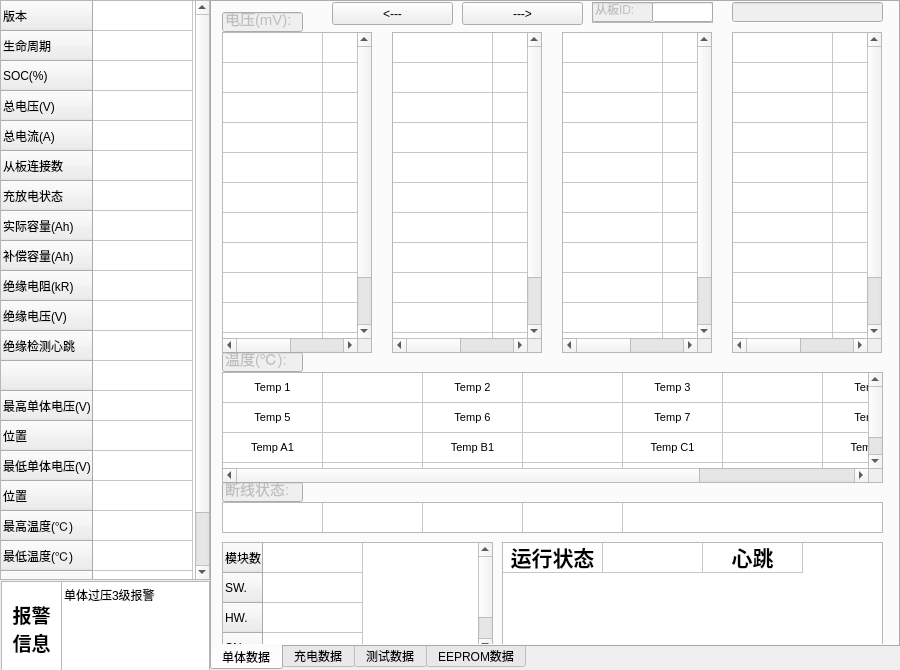
First picture: the form in tkbmwidget.ui, repository 519822108/TKBM200V3, before the edit.
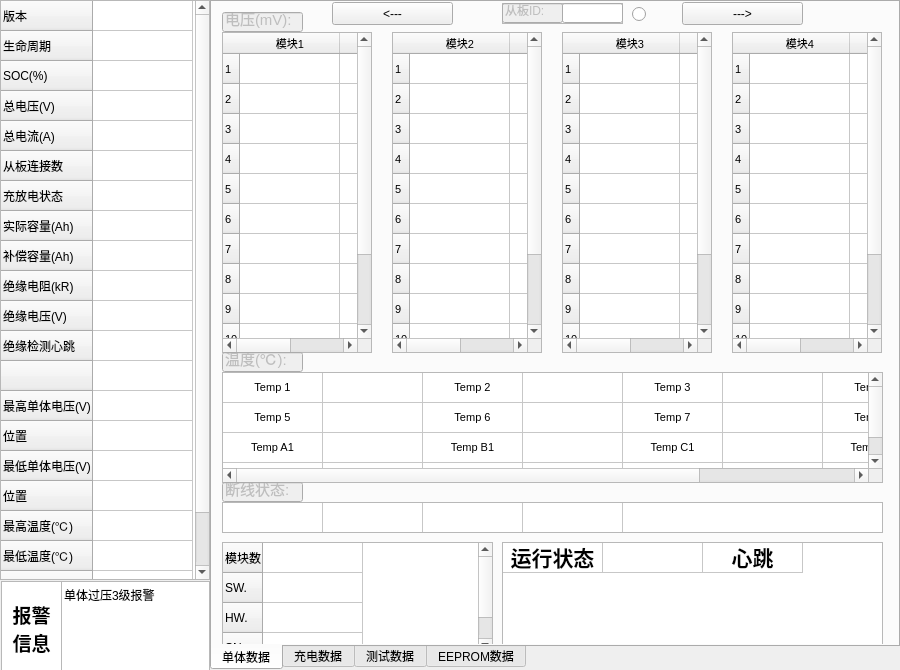
Second picture: the form after the edit. The open tabs and pages were chosen to show the change.

What changed in the file:
```diff
--- a/tkbmwidget.ui
+++ b/tkbmwidget.ui
@@ -393,7 +393,7 @@
     <widget class="QPushButton" name="pb_after">
      <property name="geometry">
       <rect>
-       <x>250</x>
+       <x>470</x>
        <y>0</y>
        <width>121</width>
        <height>23</height>
@@ -406,8 +406,8 @@
     <widget class="QFrame" name="frame">
      <property name="geometry">
       <rect>
-       <x>380</x>
-       <y>0</y>
+       <x>290</x>
+       <y>1</y>
        <width>121</width>
        <height>21</height>
       </rect>
@@ -479,10 +479,10 @@
       <enum>Qt::LeftToRight</enum>
      </property>
      <attribute name="horizontalHeaderVisible">
-      <bool>false</bool>
+      <bool>true</bool>
      </attribute>
      <attribute name="verticalHeaderVisible">
-      <bool>false</bool>
+      <bool>true</bool>
      </attribute>
      <row>
       <property name="text">
@@ -952,10 +952,10 @@
       </rect>
      </property>
      <attribute name="horizontalHeaderVisible">
-      <bool>false</bool>
+      <bool>true</bool>
      </attribute>
      <attribute name="verticalHeaderVisible">
-      <bool>false</bool>
+      <bool>true</bool>
      </attribute>
      <row>
       <property name="text">
@@ -1422,10 +1422,10 @@
       </rect>
      </property>
      <attribute name="horizontalHeaderVisible">
-      <bool>false</bool>
+      <bool>true</bool>
      </attribute>
      <attribute name="verticalHeaderVisible">
-      <bool>false</bool>
+      <bool>true</bool>
      </attribute>
      <row>
       <property name="text">
@@ -1895,10 +1895,10 @@
       </rect>
      </property>
      <attribute name="horizontalHeaderVisible">
-      <bool>false</bool>
+      <bool>true</bool>
      </attribute>
      <attribute name="verticalHeaderVisible">
-      <bool>false</bool>
+      <bool>true</bool>
      </attribute>
      <row>
       <property name="text">
@@ -3192,18 +3192,18 @@
       </property>
      </item>
     </widget>
-    <widget class="QLineEdit" name="lineEdit">
-     <property name="enabled">
-      <bool>false</bool>
-     </property>
+    <widget class="QRadioButton" name="rb_exp_dis">
      <property name="geometry">
       <rect>
-       <x>520</x>
-       <y>0</y>
-       <width>151</width>
-       <height>20</height>
+       <x>420</x>
+       <y>4</y>
+       <width>21</width>
+       <height>16</height>
       </rect>
      </property>
+     <property name="text">
+      <string/>
+     </property>
     </widget>
    </widget>
    <widget class="QWidget" name="tab_2">
```
Left out of the diff: 2 changed lines with no effect on the pictures.
